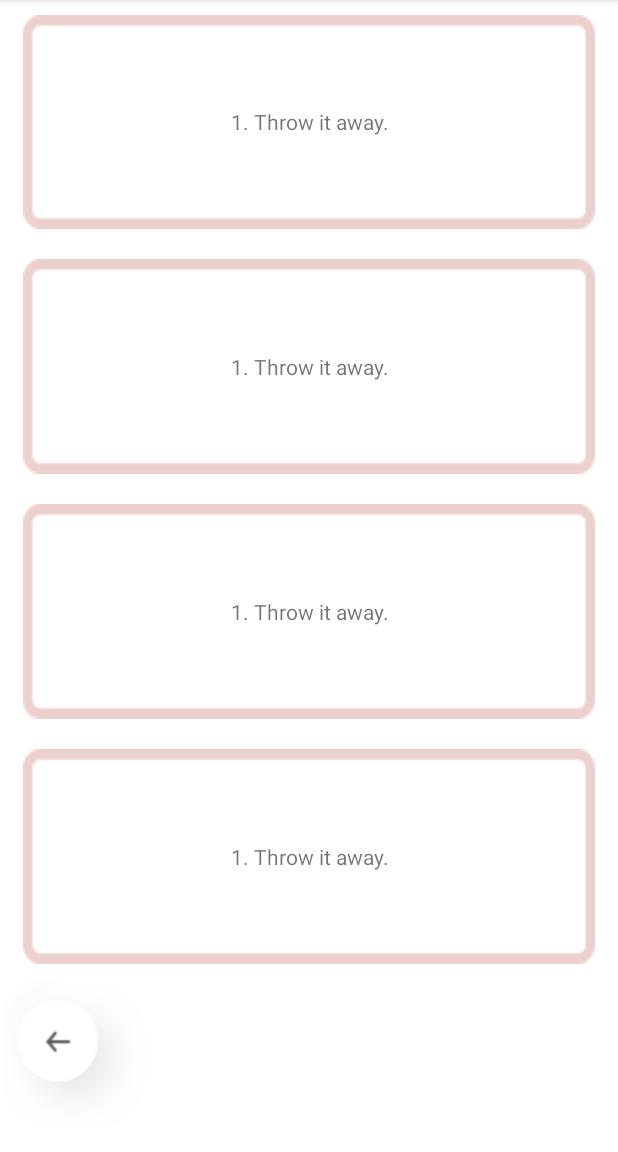
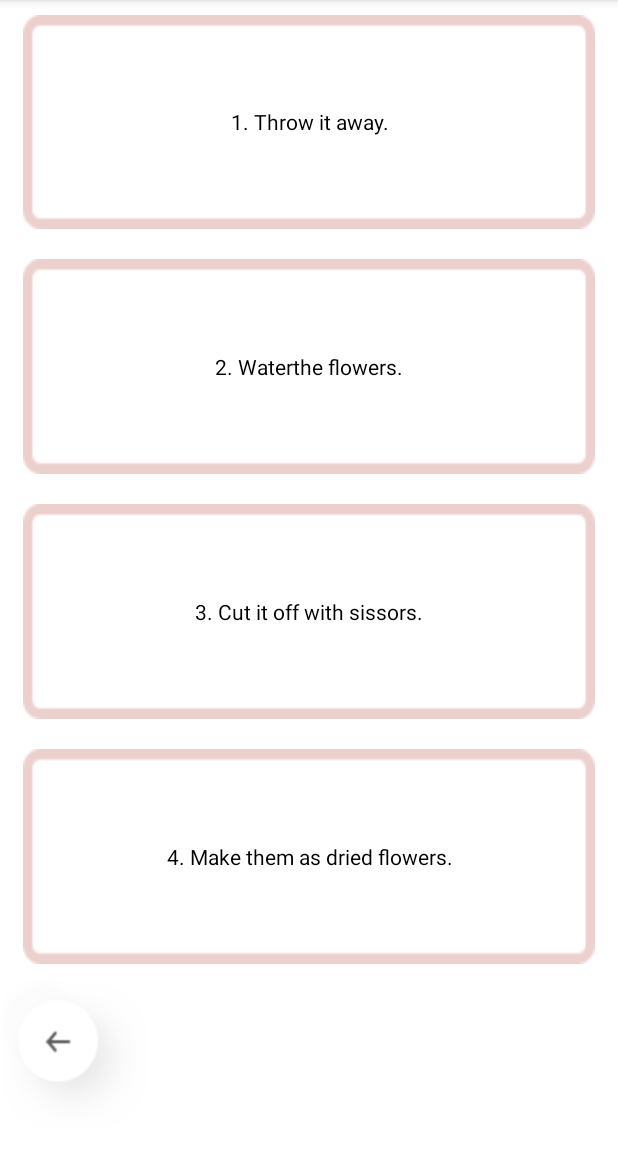
Before and after one commit to zave7/LoveTest, an Android app: the SelectionFragment screen opened through its navigation route, on a phone screen of 412 x 824 dp, the part 84-1236 px from its top. Run offline under Robolectric (Android 15) with nearby library versions, the phone set to English and light mode, and no system bars; 1 statement that could not run was skipped.

```diff
--- a/app/src/main/java/com/lovetest/fragment/MainFragment.kt
+++ b/app/src/main/java/com/lovetest/fragment/MainFragment.kt
@@ -5,7 +5,10 @@ import androidx.fragment.app.Fragment
 import android.view.LayoutInflater
 import android.view.View
 import android.view.ViewGroup
+import androidx.navigation.NavController
+import androidx.navigation.Navigation
 import com.lovetest.R
+import kotlinx.android.synthetic.main.fragment_main.*
 
 // TODO: Rename parameter arguments, choose names that match
 // the fragment initialization parameters, e.g. ARG_ITEM_NUMBER
@@ -21,6 +24,9 @@ class MainFragment : Fragment() {
     // TODO: Rename and change types of parameters
     private var param1: String? = null
     private var param2: String? = null
+
+    // 나중에 초기화 할것을 컴파일러에게 알려준다
+    lateinit var navController : NavController
 
     override fun onCreate(savedInstanceState: Bundle?) {
         super.onCreate(savedInstanceState)
@@ -57,4 +63,12 @@ class MainFragment : Fragment() {
                 }
             }
     }
+
+    override fun onViewCreated(view: View, savedInstanceState: Bundle?) {
+        super.onViewCreated(view, savedInstanceState)
+        navController = Navigation.findNavController(view)
+        buttonNext.setOnClickListener {
+            navController.navigate(R.id.action_mainFragment_to_questionFragment)
+        }
+    }
 }
--- a/app/src/main/java/com/lovetest/fragment/SelectionFragment.kt
+++ b/app/src/main/java/com/lovetest/fragment/SelectionFragment.kt
@@ -5,7 +5,12 @@ import androidx.fragment.app.Fragment
 import android.view.LayoutInflater
 import android.view.View
 import android.view.ViewGroup
+import androidx.core.os.bundleOf
+import androidx.navigation.NavController
+import androidx.navigation.Navigation
 import com.lovetest.R
+import kotlinx.android.synthetic.main.fragment_question.*
+import kotlinx.android.synthetic.main.fragment_selection.*
 
 // TODO: Rename parameter arguments, choose names that match
 // the fragment initialization parameters, e.g. ARG_ITEM_NUMBER
@@ -17,7 +22,9 @@ private const val ARG_PARAM2 = "param2"
  * Use the [SelectionFragment.newInstance] factory method to
  * create an instance of this fragment.
  */
-class SelectionFragment : Fragment() {
+class SelectionFragment : Fragment(), View.OnClickListener{
+
+    lateinit var navController : NavController
     // TODO: Rename and change types of parameters
     private var param1: String? = null
     private var param2: String? = null
@@ -57,4 +64,34 @@ class SelectionFragment : Fragment() {
                 }
             }
     }
+
+    override fun onViewCreated(view: View, savedInstanceState: Bundle?) {
+        super.onViewCreated(view, savedInstanceState)
+        navController = Navigation.findNavController(view)
+
+        btn_back.setOnClickListener(this)
+        option_1.setOnClickListener(this)
+        option_2.setOnClickListener(this)
+        option_3.setOnClickListener(this)
+        option_4.setOnClickListener(this)
+    }
+
+    override fun onClick(v: View?) {
+        when(v?.id) { // null 을 반환
+            R.id.option_1 -> {navigateWithIndex(1)}
+            R.id.option_2 -> {navigateWithIndex(2)}
+            R.id.option_3 -> {navigateWithIndex(3)}
+            R.id.option_4 -> {navigateWithIndex(4)}
+            R.id.btn_back -> {
+                // 프래그먼트는 이동할때 항상 백스택에 프래그먼트가 쌓인다.
+                navController.popBackStack() //
+            }
+        }
+    }
+
+    fun navigateWithIndex(index : Int) {
+        var bundle = bundleOf("index" to index) // 번들 생성
+        navController.navigate(R.id.action_selectionFragment_to_resultFragment, bundle)
+    }
+
 }
--- a/app/src/main/res/layout/fragment_selection.xml
+++ b/app/src/main/res/layout/fragment_selection.xml
@@ -25,6 +25,7 @@
             android:layout_weight="1"
             android:background="@drawable/selection"
             android:gravity="center"
+            android:textColor="@color/black"
             android:text="1. Throw it away." />
 
         <TextView
@@ -36,7 +37,8 @@
             android:layout_weight="1"
             android:background="@drawable/selection"
             android:gravity="center"
-            android:text="1. Throw it away." />
+            android:textColor="@color/black"
+            android:text="2. Waterthe flowers." />
 
         <TextView
             android:id="@+id/option_3"
@@ -47,7 +49,8 @@
             android:layout_weight="1"
             android:background="@drawable/selection"
             android:gravity="center"
-            android:text="1. Throw it away." />
+            android:textColor="@color/black"
+            android:text="3. Cut it off with sissors." />
 
         <TextView
             android:id="@+id/option_4"
@@ -58,10 +61,12 @@
             android:layout_weight="1"
             android:background="@drawable/selection"
             android:gravity="center"
-            android:text="1. Throw it away." />
+            android:textColor="@color/black"
+            android:text="4. Make them as dried flowers." />
     </LinearLayout>
 
     <ImageView
+        android:id="@+id/btn_back"
         android:layout_width="100dp"
         android:layout_height="100dp"
         android:src="@drawable/previous"
--- a/app/src/main/res/navigation/nav_graph.xml
+++ b/app/src/main/res/navigation/nav_graph.xml
@@ -12,13 +12,25 @@
         tools:layout="@layout/fragment_main" >
         <action
             android:id="@+id/action_mainFragment_to_questionFragment"
-            app:destination="@id/questionFragment" />
+            app:destination="@id/questionFragment"
+            app:enterAnim="@anim/fragment_open_enter"
+            app:exitAnim="@anim/fragment_open_exit"
+            app:popEnterAnim="@anim/fragment_close_enter"
+            app:popExitAnim="@anim/fragment_close_exit" />
     </fragment>
     <fragment
         android:id="@+id/resultFragment"
         android:name="com.lovetest.fragment.ResultFragment"
         android:label="fragment_result"
-        tools:layout="@layout/fragment_result" />
+        tools:layout="@layout/fragment_result" >
+        <action
+            android:id="@+id/action_resultFragment_to_mainFragment"
+            app:destination="@id/mainFragment"
+            app:enterAnim="@anim/fragment_open_enter"
+            app:exitAnim="@anim/fragment_open_exit"
+            app:popEnterAnim="@anim/fragment_close_enter"
+            app:popExitAnim="@anim/fragment_close_exit"/>
+    </fragment>
     <fragment
         android:id="@+id/selectionFragment"
         android:name="com.lovetest.fragment.SelectionFragment"
@@ -26,7 +38,11 @@
         tools:layout="@layout/fragment_selection" >
         <action
             android:id="@+id/action_selectionFragment_to_resultFragment"
-            app:destination="@id/resultFragment" />
+            app:destination="@id/resultFragment"
+            app:enterAnim="@anim/fragment_open_enter"
+            app:exitAnim="@anim/fragment_open_exit"
+            app:popEnterAnim="@anim/fragment_close_enter"
+            app:popExitAnim="@anim/fragment_close_exit"/>
     </fragment>
     <fragment
         android:id="@+id/questionFragment"
@@ -35,6 +51,10 @@
         tools:layout="@layout/fragment_question" >
         <action
             android:id="@+id/action_questionFragment_to_selectionFragment"
-            app:destination="@id/selectionFragment" />
+            app:destination="@id/selectionFragment"
+            app:enterAnim="@anim/fragment_open_enter"
+            app:exitAnim="@anim/fragment_open_exit"
+            app:popEnterAnim="@anim/fragment_close_enter"
+            app:popExitAnim="@anim/fragment_close_exit"/>
     </fragment>
 </navigation>
```
Also changed, not shown: app/src/main/java/com/lovetest/fragment/QuestionFragment.kt (+21 -1 lines), app/src/main/java/com/lovetest/fragment/ResultFragment.kt (+46 -0 lines), app/src/main/res/layout/fragment_main.xml (+5 -3 lines), app/src/main/res/layout/fragment_question.xml (+5 -4 lines), app/src/main/res/layout/fragment_result.xml (+10 -8 lines).
